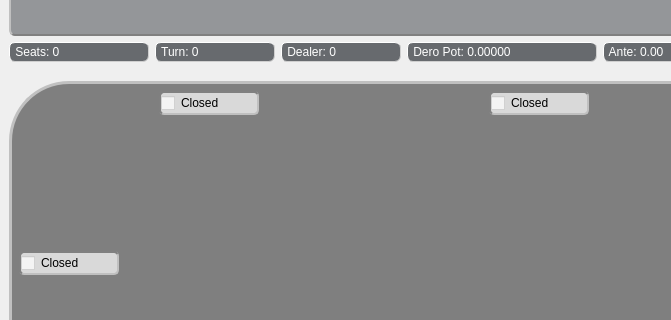
The window that FiveCardDraw/mainwindow.ui (SixofClubsss/Dero-Poker-Table) describes before a commit, drawn with Qt 5; both pictures show x 0 to 671 and y 136 to 456 of the 1320 by 744 pixel window.
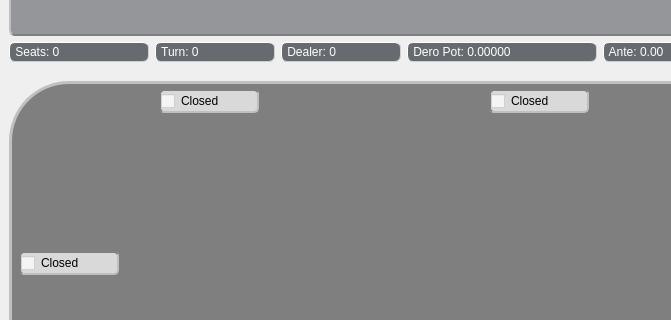
The same window after the commit. Icons and pictures are not drawn.

Diff of the .ui file:
```diff
--- a/FiveCardDraw/mainwindow.ui
+++ b/FiveCardDraw/mainwindow.ui
@@ -991,7 +991,7 @@
        <property name="geometry">
         <rect>
          <x>150</x>
-         <y>10</y>
+         <y>8</y>
          <width>100</width>
          <height>24</height>
         </rect>
@@ -1030,7 +1030,7 @@
        <property name="geometry">
         <rect>
          <x>480</x>
-         <y>10</y>
+         <y>8</y>
          <width>100</width>
          <height>24</height>
         </rect>
@@ -1231,7 +1231,7 @@
        <property name="geometry">
         <rect>
          <x>70</x>
-         <y>40</y>
+         <y>38</y>
          <width>81</width>
          <height>110</height>
         </rect>
@@ -1259,7 +1259,7 @@
        <property name="geometry">
         <rect>
          <x>95</x>
-         <y>40</y>
+         <y>38</y>
          <width>81</width>
          <height>110</height>
         </rect>
@@ -1287,7 +1287,7 @@
        <property name="geometry">
         <rect>
          <x>400</x>
-         <y>40</y>
+         <y>38</y>
          <width>81</width>
          <height>110</height>
         </rect>
@@ -1315,7 +1315,7 @@
        <property name="geometry">
         <rect>
          <x>425</x>
-         <y>40</y>
+         <y>38</y>
          <width>81</width>
          <height>110</height>
         </rect>
@@ -1567,7 +1567,7 @@
        <property name="geometry">
         <rect>
          <x>120</x>
-         <y>40</y>
+         <y>38</y>
          <width>81</width>
          <height>110</height>
         </rect>
@@ -1595,7 +1595,7 @@
        <property name="geometry">
         <rect>
          <x>145</x>
-         <y>40</y>
+         <y>38</y>
          <width>81</width>
          <height>110</height>
         </rect>
@@ -1623,7 +1623,7 @@
        <property name="geometry">
         <rect>
          <x>170</x>
-         <y>40</y>
+         <y>38</y>
          <width>81</width>
          <height>110</height>
         </rect>
@@ -1651,7 +1651,7 @@
        <property name="geometry">
         <rect>
          <x>450</x>
-         <y>40</y>
+         <y>38</y>
          <width>81</width>
          <height>110</height>
         </rect>
@@ -1679,7 +1679,7 @@
        <property name="geometry">
         <rect>
          <x>475</x>
-         <y>40</y>
+         <y>38</y>
          <width>81</width>
          <height>110</height>
         </rect>
@@ -1707,7 +1707,7 @@
        <property name="geometry">
         <rect>
          <x>500</x>
-         <y>40</y>
+         <y>38</y>
          <width>81</width>
          <height>110</height>
         </rect>
```
Left out of the diff: 4 changed lines with no effect on the pictures.
